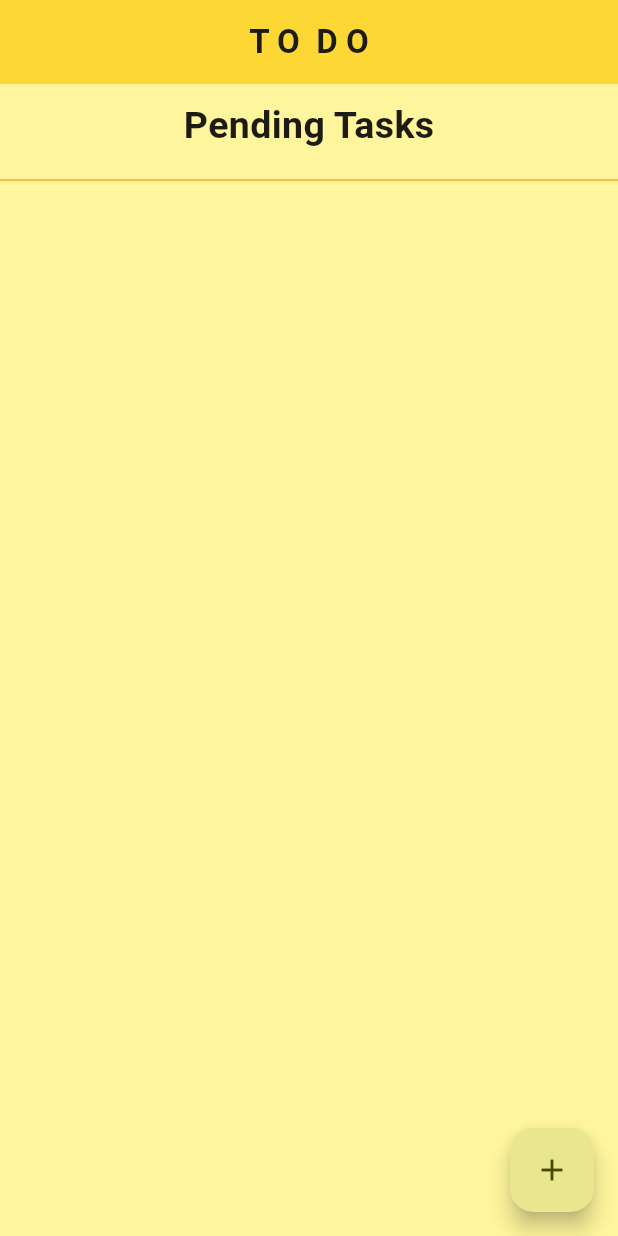
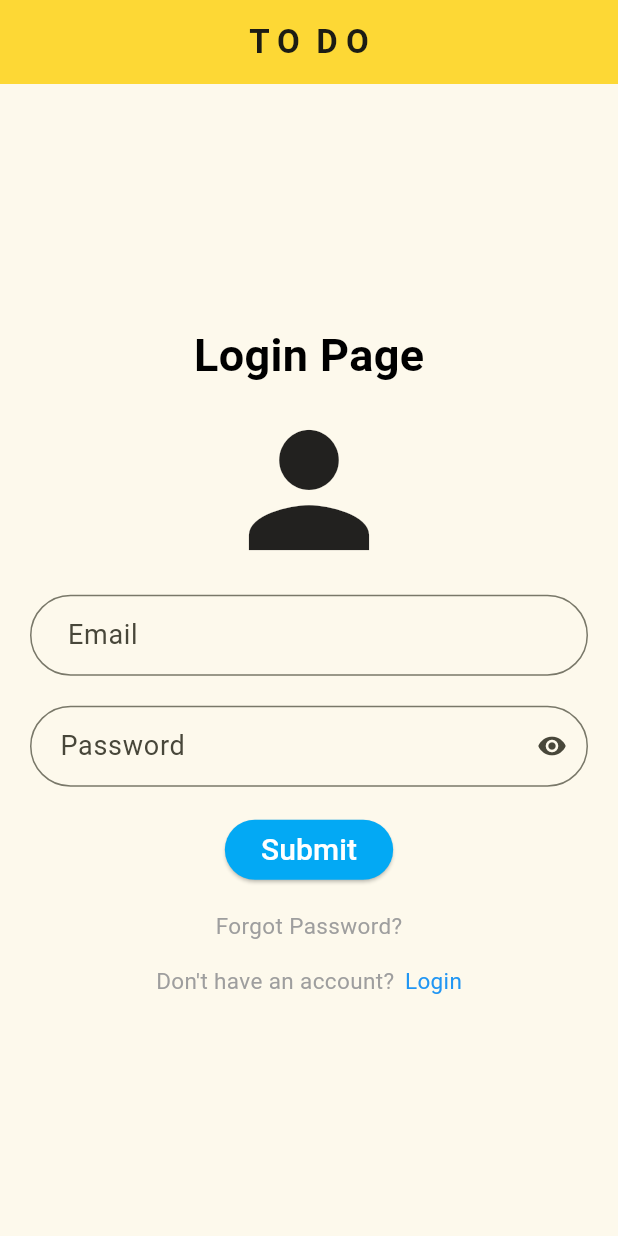
Before and after one commit to abhijeetmukund07/to_do_app, a Flutter app: the screen it shows after launch, on a phone screen of 412 x 824 dp. Run offline on Flutter 3.47's test engine with Material 3 defaults, Android fonts, the phone set to English and light mode, and no system bars.

Commit message:
Added login and signup page with navigation.

```diff
--- a/lib/main.dart
+++ b/lib/main.dart
@@ -1,7 +1,13 @@
 import 'package:flutter/material.dart';
-import 'package:to_do_app/pages/to_do_page.dart';
+import 'package:to_do_app/pages/email_auth/auth_page.dart';
+// import 'package:firebase_core/firebase_core.dart';
+// import 'firebase_options.dart';
 
-void main() {
+void main() async {
+  // WidgetsFlutterBinding.ensureInitialized();
+  // await Firebase.initializeApp(
+  //   options: DefaultFirebaseOptions.currentPlatform,
+  // );
   runApp(const ToDoApp());
 }
 
@@ -18,6 +24,6 @@ class ToDoApp extends StatelessWidget {
           useMaterial3: true,
           textTheme: const TextTheme(bodyMedium: TextStyle(fontSize: 20)),
         ),
-        home: const ToDoPage());
+        home: const Auth());
   }
 }
--- /dev/null
+++ b/lib/pages/email_auth/auth_page.dart
@@ -0,0 +1,22 @@
+import 'package:flutter/material.dart';
+import 'package:to_do_app/pages/email_auth/email_login_or_register_page.dart';
+
+class Auth extends StatelessWidget {
+  const Auth({super.key});
+
+  @override
+  Widget build(BuildContext context) {
+    return Scaffold(
+      appBar: AppBar(
+        title: const Text(
+          'T O  D O',
+          style: TextStyle(fontWeight: FontWeight.bold),
+        ),
+        centerTitle: true,
+        backgroundColor: Colors.yellow[600],
+      ),
+      backgroundColor: Colors.yellow[200],
+      body: const LoginOrRegister(),
+    );
+  }
+}
--- /dev/null
+++ b/lib/pages/email_auth/email_login_form.dart
@@ -0,0 +1,144 @@
+import 'package:flutter/material.dart';
+
+class LoginForm extends StatelessWidget {
+  final void Function()? togglePages;
+  const LoginForm({super.key, required this.togglePages});
+
+  @override
+  Widget build(BuildContext context) {
+    final emailController = TextEditingController();
+    final passwordController = TextEditingController();
+
+    return Scaffold(
+      body: SafeArea(
+        child: Column(
+          mainAxisAlignment: MainAxisAlignment.center,
+          children: <Widget>[
+            // login page heading
+            const Padding(
+              padding: EdgeInsets.all(8.0),
+              child: Center(
+                  child: Text('Login Page',
+                      style: TextStyle(
+                          color: Colors.black,
+                          fontSize: 30,
+                          fontWeight: FontWeight.bold))),
+            ),
+            // profileIcon
+            const Icon(
+              Icons.person,
+              size: 120,
+            ),
+
+            // username input field
+            Padding(
+              padding: const EdgeInsets.fromLTRB(20, 10, 20, 10),
+              child: TextField(
+                controller: emailController,
+                keyboardType: TextInputType.emailAddress,
+                decoration: const InputDecoration(
+                    label: Text('Email'),
+                    labelStyle: TextStyle(fontSize: 18),
+                    isDense: true,
+                    contentPadding: EdgeInsets.all(15.0),
+                    floatingLabelBehavior: FloatingLabelBehavior.auto,
+                    floatingLabelStyle: TextStyle(
+                        fontFamily: 'roboto',
+                        fontSize: 20,
+                        fontWeight: FontWeight.w600),
+                    border: OutlineInputBorder(
+                      borderRadius: BorderRadius.all(Radius.circular(30)),
+                      borderSide:
+                          BorderSide(width: 3, style: BorderStyle.solid),
+                      gapPadding: 10.0,
+                    )),
+              ),
+            ),
+
+            // password input field
+            Padding(
+              padding: const EdgeInsets.fromLTRB(20, 10, 20, 10),
+              child: TextField(
+                obscureText: true,
+                keyboardType: TextInputType.visiblePassword,
+                controller: passwordController,
+                decoration: const InputDecoration(
+                    label: Text('Password'),
+                    labelStyle: TextStyle(fontSize: 18),
+                    isDense: true,
+                    contentPadding: EdgeInsets.all(15.0),
+                    floatingLabelBehavior: FloatingLabelBehavior.auto,
+                    floatingLabelStyle: TextStyle(
+                        fontFamily: 'roboto',
+                        fontSize: 20,
+                        fontWeight: FontWeight.w600),
+                    suffixIcon: Icon(
+                      Icons.remove_red_eye_rounded,
+                      size: 20,
+                    ),
+                    border: OutlineInputBorder(
+                      borderRadius: BorderRadius.all(Radius.circular(30)),
+                      borderSide:
+                          BorderSide(width: 3, style: BorderStyle.solid),
+                      gapPadding: 5.0,
+                    )),
+              ),
+            ),
+
+            // Submit button
+            Padding(
+              padding: const EdgeInsets.all(8.0),
+              child: Center(
+                  child: ElevatedButton(
+                      onPressed: () {
+                        print(
+                            'Email: ${emailController.text}. Password: ${passwordController.text}');
+                      },
+                      style: ButtonStyle(
+                          backgroundColor:
+                              WidgetStateProperty.all(Colors.lightBlue)),
+                      child: const Text(
+                        'Submit',
+                        style: TextStyle(color: Colors.white, fontSize: 20),
+                      ))),
+            ),
+            // forgot password?
+            const Padding(
+              padding: EdgeInsets.all(8.0),
+              child: Center(
+                  child: Text(
+                'Forgot Password?',
+                style: TextStyle(color: Colors.grey, fontSize: 15),
+              )),
+            ),
+
+            // Don't have an account? sign up.
+            Padding(
+              padding: const EdgeInsets.all(8.0),
+              child: Center(
+                  child: Row(
+                mainAxisAlignment: MainAxisAlignment.center,
+                children: [
+                  const Text(
+                    'Don\'t have an account?',
+                    style: TextStyle(color: Colors.grey, fontSize: 15),
+                  ),
+                  const SizedBox(
+                    width: 7,
+                  ),
+                  GestureDetector(
+                    onTap: togglePages,
+                    child: const Text(
+                      'Login',
+                      style: TextStyle(color: Colors.blue, fontSize: 15),
+                    ),
+                  ),
+                ],
+              )),
+            )
+          ],
+        ),
+      ),
+    );
+  }
+}
--- /dev/null
+++ b/lib/pages/email_auth/email_login_or_register_page.dart
@@ -0,0 +1,32 @@
+import 'package:flutter/material.dart';
+import 'package:to_do_app/pages/email_auth/email_login_form.dart';
+import 'package:to_do_app/pages/email_auth/email_signup_form.dart';
+
+class LoginOrRegister extends StatefulWidget {
+  const LoginOrRegister({super.key});
+
+  @override
+  State<LoginOrRegister> createState() => _LoginOrRegisterState();
+}
+
+class _LoginOrRegisterState extends State<LoginOrRegister> {
+  bool showLoginPage = true;
+  void togglePages() {
+    setState(() {
+      showLoginPage = !showLoginPage;
+    });
+  }
+
+  @override
+  Widget build(BuildContext context) {
+    if (showLoginPage) {
+      return LoginForm(
+        togglePages: togglePages,
+      );
+    } else {
+      return SignUpForm(
+        togglePages: togglePages,
+      );
+    }
+  }
+}
--- a/lib/pages/to_do_page.dart
+++ b/lib/pages/to_do_page.dart
@@ -1,6 +1,4 @@
 import 'package:flutter/material.dart';
-import 'package:to_do_app/widgets/add_task.dart';
-import 'package:to_do_app/widgets/add_task_bottom_sheet.dart';
 import 'package:to_do_app/widgets/to_do_tile.dart';
 
 class ToDoPage extends StatefulWidget {
@@ -156,6 +154,7 @@ class _ToDoPageState extends State<ToDoPage> {
         backgroundColor: Colors.yellow[600],
       ),
       backgroundColor: Colors.yellow[200],
+      // body: const LoginOrRegister(),
       body: SafeArea(
         child: Column(
           children: [
@@ -198,7 +197,7 @@ class _ToDoPageState extends State<ToDoPage> {
                         deleteTask(index);
                       }
                     },
-                    //TODO Tile
+
                     child: ToDoTile.pendingTile(
                       taskName: tasks[index][0],
                       taskStatus: tasks[index][1],
```
Also changed, not shown: lib/pages/email_auth/email_signup_form.dart (added, +144 -0 lines).
